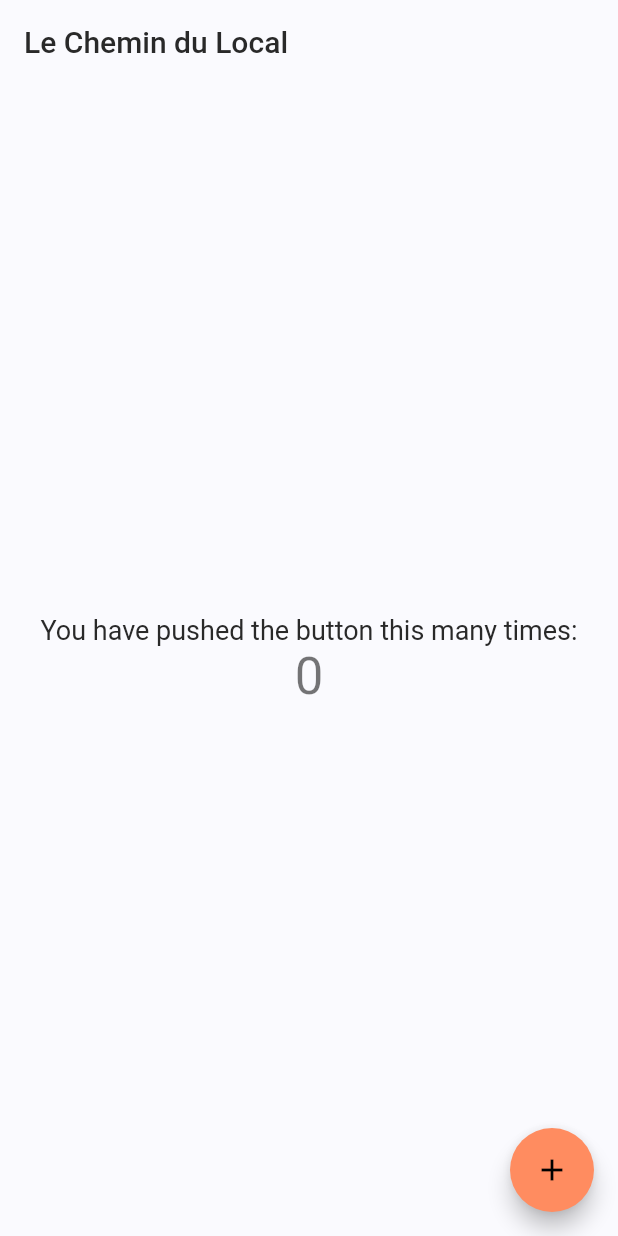
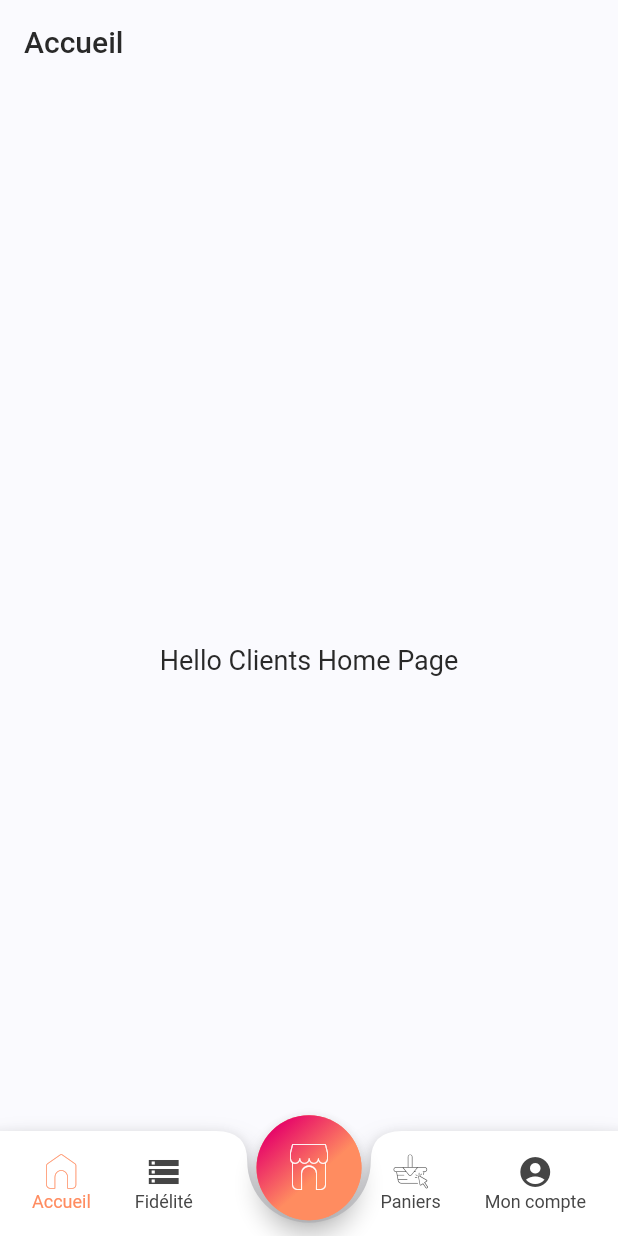
Before and after one commit to Le-Chemin-du-Local/Application, a Flutter app: the screen it shows after launch, on a phone screen of 412 x 824 dp. Run offline on Flutter 3.47's test engine with Material 2 defaults, Android fonts, the phone set to English and light mode, and no system bars; our stand-ins replace freezed_annotation.

Commit message:
✨ Create pages for clients

```diff
--- /dev/null
+++ b/lib/features/clients/client_account/client_account_page.dart
@@ -0,0 +1,12 @@
+import 'package:flutter/material.dart';
+
+class ClientAccountPage extends StatelessWidget {
+  const ClientAccountPage({Key? key}) : super(key: key);
+
+  @override
+  Widget build(BuildContext context) {
+    return const Scaffold(
+      body: Center(child: Text("Hello Client Account Page"),),
+    );
+  }
+}
--- /dev/null
+++ b/lib/features/clients/client_basket/client_basket_page.dart
@@ -0,0 +1,12 @@
+import 'package:flutter/material.dart';
+
+class ClientBasketPage extends StatelessWidget {
+  const ClientBasketPage({Key? key}) : super(key: key);
+
+  @override
+  Widget build(BuildContext context) {
+    return const Scaffold(
+      body: Center(child: Text("Hello Basket Page"),),
+    );
+  }
+}
--- /dev/null
+++ b/lib/features/clients/client_home/client_home_page.dart
@@ -0,0 +1,12 @@
+import 'package:flutter/material.dart';
+
+class ClientHomePage extends StatelessWidget {
+  const ClientHomePage({Key? key}) : super(key: key);
+
+  @override
+  Widget build(BuildContext context) {
+    return const Scaffold(
+      body: Center(child: Text("Hello Clients Home Page"),),
+    );
+  }
+}
--- /dev/null
+++ b/lib/features/clients/client_main_page/clients_main_page.dart
@@ -0,0 +1,73 @@
+import 'package:chemin_du_local/features/clients/client_account/client_account_page.dart';
+import 'package:chemin_du_local/features/clients/client_basket/client_basket_page.dart';
+import 'package:chemin_du_local/features/clients/client_home/client_home_page.dart';
+import 'package:chemin_du_local/features/clients/fidelity/fidelity_page.dart';
+import 'package:chemin_du_local/features/clients/stores/stores_page.dart';
+import 'package:chemin_du_local/features/main_page/main_page.dart';
+import 'package:chemin_du_local/features/main_page/page_item.dart';
+import 'package:chemin_du_local/presentation/c_l_icons_icons.dart';
+import 'package:flutter/material.dart';
+
+class ClientsMainPage extends StatelessWidget {
+  const ClientsMainPage({Key? key}) : super(key: key);
+
+  @override
+  Widget build(BuildContext context) {
+    // The pages
+    final List<Widget> pages = [
+      const StoresPage(),
+      const ClientHomePage(),
+      const FidelityPage(),
+      const ClientBasketPage(),
+      const ClientAccountPage()
+    ];
+
+    // The menu items
+    const List<PageItem> pageItems = [
+      // Stores
+      PageItem(
+        index: 0,
+        title: "Les commerces",
+        appBarTitle: "Les commerces",
+        icon: CLIcons.mapage,
+      ),
+
+      // Home page
+      PageItem(
+        index: 1,
+        title: "Accueil",
+        appBarTitle: "Bienvenue",
+        icon: CLIcons.accueil
+      ),
+
+      // Fidelity
+      PageItem(
+        index: 2,
+        title: "Fidélité",
+        appBarTitle: "Votre fidélité",
+        icon: Icons.storage
+      ),
+
+      // Basket
+      PageItem(
+        index: 3,
+        title: "Paniers",
+        appBarTitle: "Votre paniers",
+        icon: CLIcons.clickandcollect
+      ),
+
+      // Account
+      PageItem(
+        index: 4,
+        title: "Mon compte",
+        appBarTitle: "Mon Compte",
+        icon: Icons.account_circle
+      )
+    ];
+
+    return MainPage(
+      pageItems: pageItems,
+      pages: pages
+    );
+  }
+}
--- /dev/null
+++ b/lib/features/clients/fidelity/fidelity_page.dart
@@ -0,0 +1,12 @@
+import 'package:flutter/material.dart';
+
+class FidelityPage extends StatelessWidget {
+  const FidelityPage({Key? key}) : super(key: key);
+
+  @override
+  Widget build(BuildContext context) {
+    return const Scaffold(
+      body: Center(child: Text("Hello Fidelity page"),),
+    );
+  }
+}
--- /dev/null
+++ b/lib/features/clients/stores/stores_page.dart
@@ -0,0 +1,12 @@
+import 'package:flutter/material.dart';
+
+class StoresPage extends StatelessWidget {
+  const StoresPage({Key? key}) : super(key: key);
+
+  @override
+  Widget build(BuildContext context) {
+    return const Scaffold(
+      body: Center(child: Text("Hello Stores Page")),
+    );
+  }
+}
--- a/lib/main.dart
+++ b/lib/main.dart
@@ -1,3 +1,4 @@
+import 'package:chemin_du_local/features/clients/client_main_page/clients_main_page.dart';
 import 'package:chemin_du_local/theme/cl_theme.dart';
 import 'package:flutter/material.dart';
 void main() {
@@ -10,48 +11,7 @@ class MyApp extends StatelessWidget {
     return MaterialApp(
       title: 'Le Chemin du Local',
       theme: ClTheme.theme(context),
-      home: const MyHomePage(title: 'Le Chemin du Local'),
+      home: const ClientsMainPage()
     );
   }
 }
-class MyHomePage extends StatefulWidget {
-  const MyHomePage({Key? key, required this.title}) : super(key: key);
-  final String title;
-  @override
-  State<MyHomePage> createState() => _MyHomePageState();
-}
-class _MyHomePageState extends State<MyHomePage> {
-  int _counter = 0;
-  void _incrementCounter() {
-    setState(() {
-      _counter++;
-    });
-  }
-  @override
-  Widget build(BuildContext context) {
-    return Scaffold(
-      appBar: AppBar(
-        title: Text(widget.title),
-      ),
-      body: Center(
-        child: Column(
-          mainAxisAlignment: MainAxisAlignment.center,
-          children: <Widget>[
-            const Text(
-              'You have pushed the button this many times:',
-            ),
-            Text(
-              '$_counter',
-              style: Theme.of(context).textTheme.headline4,
-            ),
-          ],
-        ),
-      ),
-      floatingActionButton: FloatingActionButton(
-        onPressed: _incrementCounter,
-        tooltip: 'Increment',
-        child: const Icon(Icons.add),
-      ),
-    );
-  }
-}
```
